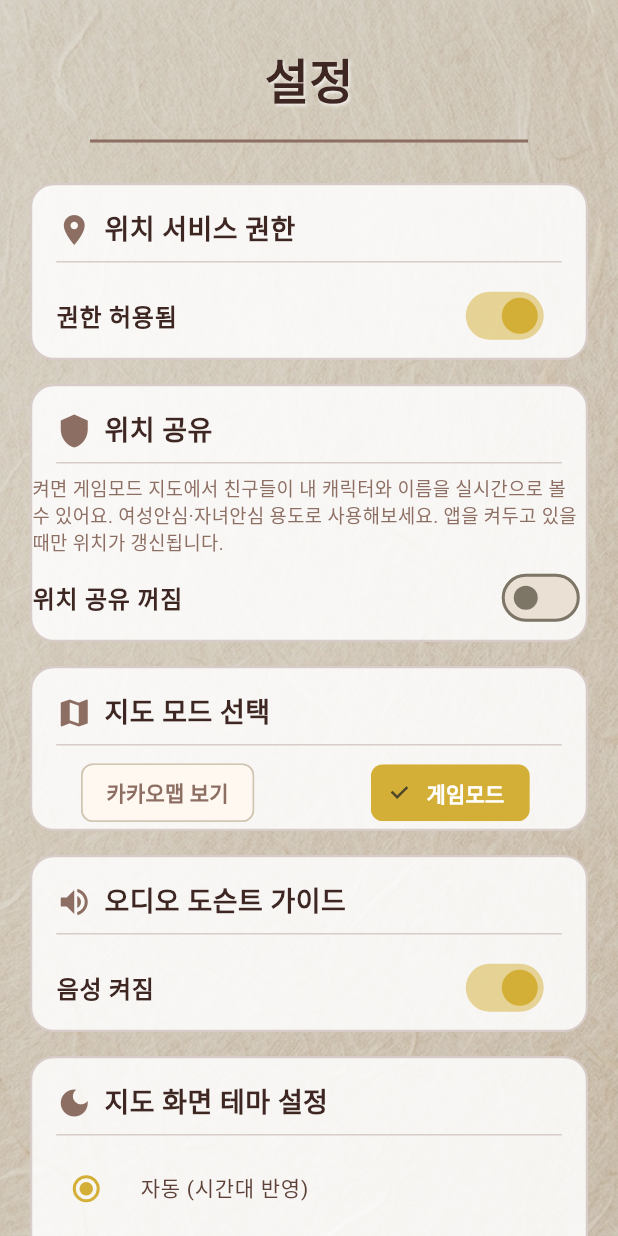
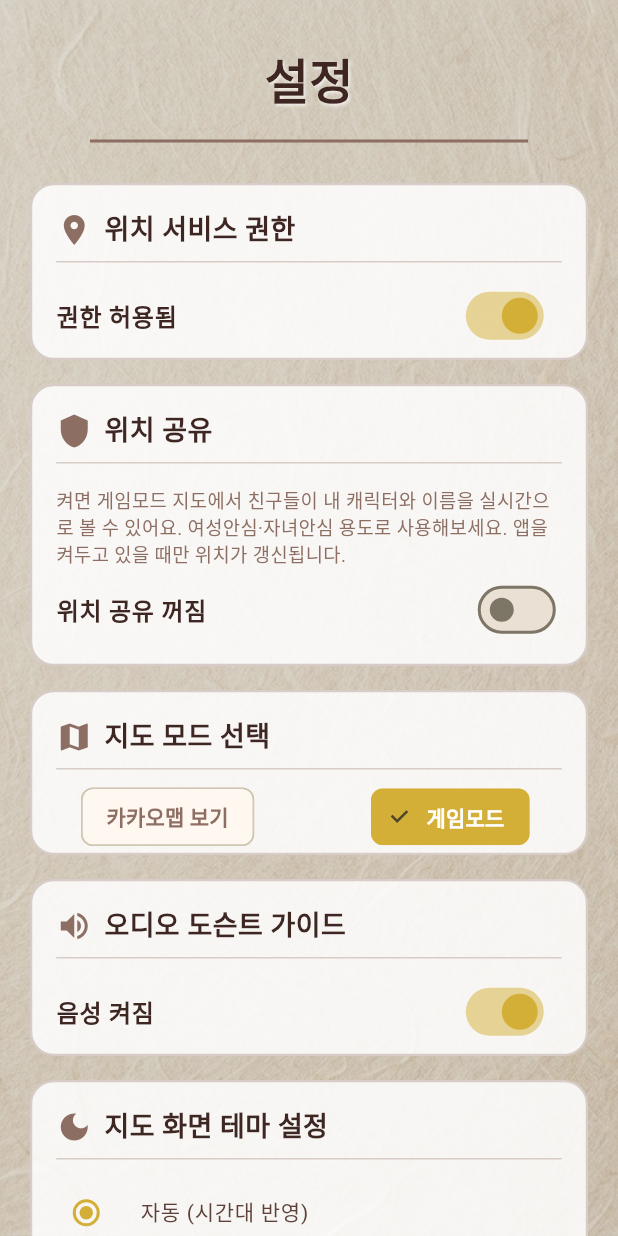
Before and after one commit to 01Kim-Jang/Gyengju-Go-Flutter, a Flutter app: the SettingsScreen screen opened directly, on a phone screen of 412 x 824 dp. Run offline on Flutter 3.47's test engine with Material 3 defaults, Android fonts, the phone set to English and light mode, and no system bars; our stand-ins replace cloud_firestore, firebase_auth, firebase_core, flutter_dotenv, flutter_tts, geolocator and 3 more; missing offline and left inert: kakao_map_plugin, mapbox_maps_flutter, mobile_scanner; accounts and stored records are empty; network calls fail.

Commit message:
Fix Location Sharing card padding and simplify character mode
The location sharing card's text had no horizontal padding at all
(the SwitchListTile's default was zeroed out and the description
Text had none), so it visually ran edge-to-edge unlike every other
settings card - that's what read as "a different font". Wrapped it
in the same padding the other cards use.

Also removed the 2-head dot-pixel character mode selector from the
UI for now (data kept for a future re-enable) and simplified the
8-head option's label from "Silla Traditional (8-Head)" to just
"Silla Traditional Characters" now that there's only one mode.

Co-Authored-By: Claude Sonnet 5 <noreply@anthropic.com>

```diff
--- a/lib/screens/settings_screen.dart
+++ b/lib/screens/settings_screen.dart
@@ -23,15 +23,15 @@ class _SettingsScreenState extends State<SettingsScreen> {
     {'path': 'assets/images/char_princess.png', 'nameKey': 'char_princess'},
   ];
 
+  // 도트 픽셀(2등신) 캐릭터는 우선 앱에서 선택지로 노출하지 않기로 함
+  // (추후 업데이트 시 재도입 가능하도록 데이터는 남겨둔다).
+  // ignore: unused_field
   final List<Map<String, dynamic>> _dotCharacters = [
     {'path': 'assets/images/char_style1_male.png', 'nameKey': 'char_dot_warrior'},
     {'path': 'assets/images/char_style1_female.png', 'nameKey': 'char_dot_lady'},
     {'path': 'assets/images/char_style2_male.png', 'nameKey': 'char_dot_young_master'},
     {'path': 'assets/images/char_style2_female.png', 'nameKey': 'char_dot_maiden'},
   ];
-
-  // Whether we are viewing 8-head or 2-head grid
-  bool _isEightHeadMode = true;
 
   @override
   void initState() {
@@ -183,6 +183,8 @@ class _SettingsScreenState extends State<SettingsScreen> {
               _buildSectionCard(
                 title: AppTranslations.get(currentLang, 'location_sharing_title'),
                 icon: Icons.shield,
+                child: Padding(
+                  padding: const EdgeInsets.symmetric(horizontal: 16.0, vertical: 8.0),
                   child: Column(
                     crossAxisAlignment: CrossAxisAlignment.start,
                     children: [
@@ -203,6 +205,7 @@ class _SettingsScreenState extends State<SettingsScreen> {
                         activeColor: const Color(0xFFD4AF37),
                       ),
                     ],
+                  ),
                 ),
               ),
               const SizedBox(height: 16),
@@ -284,42 +287,16 @@ class _SettingsScreenState extends State<SettingsScreen> {
                 title: charStyleStr,
                 icon: Icons.face,
                 child: Column(
+                  crossAxisAlignment: CrossAxisAlignment.start,
                   children: [
-                    // Segmented Selector
-                    Row(
-                      children: [
-                        Expanded(
-                          child: ChoiceChip(
-                            label: Text(AppTranslations.get(currentLang, 'char_8_head')),
-                            selected: _isEightHeadMode,
-                            onSelected: (selected) {
-                              if (selected) setState(() => _isEightHeadMode = true);
-                            },
-                            selectedColor: const Color(0xFFD4AF37),
-                            labelStyle: TextStyle(
-                              color: _isEightHeadMode ? Colors.white : const Color(0xFF8D6E63),
-                              fontWeight: FontWeight.bold,
+                    Padding(
+                      padding: const EdgeInsets.symmetric(horizontal: 16.0),
+                      child: Text(
+                        AppTranslations.get(currentLang, 'char_8_head'),
+                        style: const TextStyle(fontSize: 13, fontWeight: FontWeight.bold, color: Color(0xFF8D6E63)),
                       ),
                     ),
-                        ),
-                        const SizedBox(width: 8),
-                        Expanded(
-                          child: ChoiceChip(
-                            label: Text(AppTranslations.get(currentLang, 'char_2_head')),
-                            selected: !_isEightHeadMode,
-                            onSelected: (selected) {
-                              if (selected) setState(() => _isEightHeadMode = false);
-                            },
-                            selectedColor: const Color(0xFFD4AF37),
-                            labelStyle: TextStyle(
-                              color: !_isEightHeadMode ? Colors.white : const Color(0xFF8D6E63),
-                              fontWeight: FontWeight.bold,
-                            ),
-                          ),
-                        ),
-                      ],
-                    ),
-                    const SizedBox(height: 16),
+                    const SizedBox(height: 12),
                     // Character Grid
                     GridView.builder(
                       shrinkWrap: true,
@@ -330,9 +307,9 @@ class _SettingsScreenState extends State<SettingsScreen> {
                         crossAxisSpacing: 10,
                         mainAxisSpacing: 10,
                       ),
-                      itemCount: _isEightHeadMode ? _illustrations.length : _dotCharacters.length,
+                      itemCount: _illustrations.length,
                       itemBuilder: (context, index) {
-                        final char = _isEightHeadMode ? _illustrations[index] : _dotCharacters[index];
+                        final char = _illustrations[index];
                         final path = char['path'] as String;
                         final isSelected = appState.selectedCharacterPath == path;
                         final name = AppTranslations.get(currentLang, char['nameKey']!);
```
Lines whose indentation alone changed are shown as unchanged.
